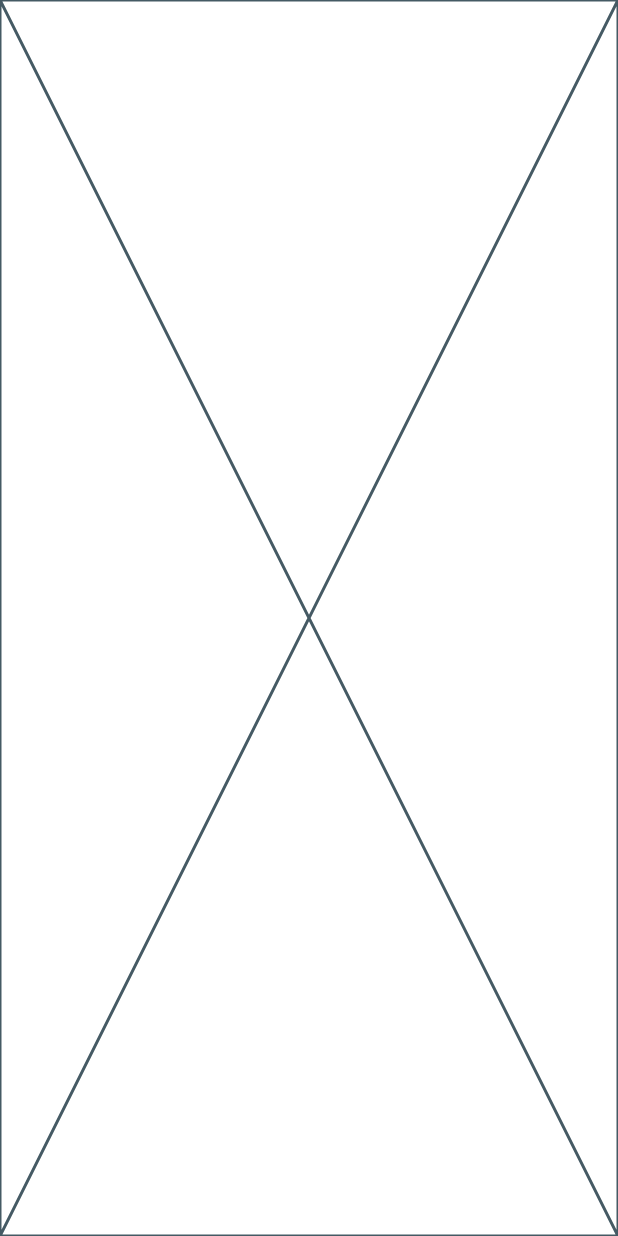
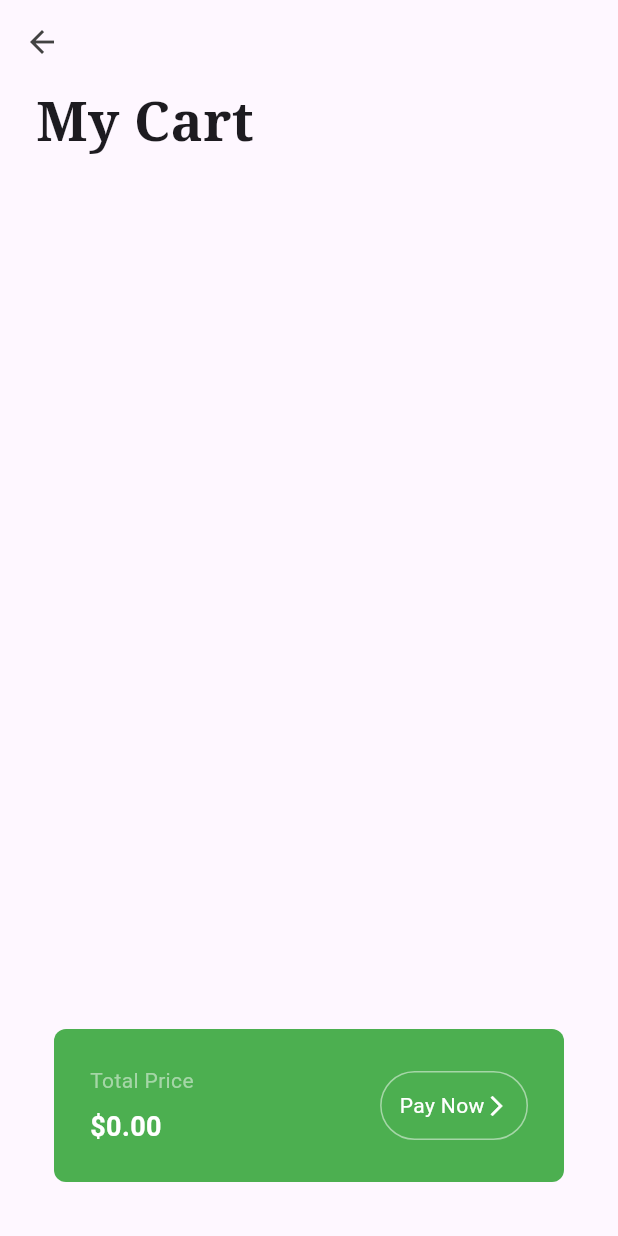
Before and after one commit to HazemAbdo/koshary-resturant, a Flutter app: the HomePage screen opened directly, after a tap on the "shopping bag" icon, on a phone screen of 412 x 824 dp. Run offline on Flutter 3.47's test engine with Material 3 defaults, Android fonts, the phone set to English and light mode, and no system bars; our stand-ins replace google_fonts.

Commit message:
feat: :sparkles: koshary item card and cart page

```diff
--- /dev/null
+++ b/lib/components/koshary_item.dart
@@ -0,0 +1,65 @@
+import 'package:flutter/material.dart';
+
+class KosharyItem extends StatelessWidget {
+  final String itemName;
+  final String itemPrice;
+  final String imagePath;
+  final Color color;
+  final void Function()? onPressed;
+
+  const KosharyItem({
+    super.key,
+    required this.itemName,
+    required this.itemPrice,
+    required this.imagePath,
+    required this.color,
+    required this.onPressed,
+  });
+
+  @override
+  Widget build(BuildContext context) {
+    return Padding(
+      padding: const EdgeInsets.all(12),
+      child: Container(
+        decoration: BoxDecoration(
+          borderRadius: BorderRadius.circular(12),
+          color: color.withOpacity(0.1),
+        ),
+        child: Column(
+          mainAxisAlignment: MainAxisAlignment.spaceEvenly,
+          crossAxisAlignment: CrossAxisAlignment.center,
+          children: [
+            // item image
+            Padding(
+              padding: const EdgeInsets.symmetric(horizontal: 40.0),
+              child: Image.asset(
+                imagePath,
+                height: 64,
+              ),
+            ),
+
+            // item name
+            Text(
+              itemName,
+              style: const TextStyle(
+                fontSize: 16,
+              ),
+            ),
+
+            MaterialButton(
+              onPressed: onPressed,
+              color: color,
+              child: Text(
+                '\$ $itemPrice',
+                style: const TextStyle(
+                  color: Colors.white,
+                  fontWeight: FontWeight.bold,
+                ),
+              ),
+            )
+          ],
+        ),
+      ),
+    );
+  }
+}
--- /dev/null
+++ b/lib/pages/cart_page.dart
@@ -0,0 +1,143 @@
+import 'package:flutter/material.dart';
+import 'package:google_fonts/google_fonts.dart';
+import 'package:provider/provider.dart';
+
+import '../model/cart_model.dart';
+
+class CartPage extends StatelessWidget {
+  const CartPage({super.key});
+
+  @override
+  Widget build(BuildContext context) {
+    return Scaffold(
+      appBar: AppBar(
+        backgroundColor: Colors.transparent,
+        elevation: 0,
+        iconTheme: IconThemeData(
+          color: Colors.grey[800],
+        ),
+      ),
+      body: Consumer<CartModel>(
+        builder: (context, value, child) {
+          return Column(
+            crossAxisAlignment: CrossAxisAlignment.start,
+            children: [
+              // Let's order fresh items for you
+              Padding(
+                padding: const EdgeInsets.symmetric(horizontal: 24.0),
+                child: Text(
+                  "My Cart",
+                  style: GoogleFonts.notoSerif(
+                    fontSize: 36,
+                    fontWeight: FontWeight.bold,
+                  ),
+                ),
+              ),
+
+              // list view of cart
+              Expanded(
+                child: Padding(
+                  padding: const EdgeInsets.all(12.0),
+                  child: ListView.builder(
+                    itemCount: value.cartItems.length,
+                    padding: const EdgeInsets.all(12),
+                    itemBuilder: (context, index) {
+                      return Padding(
+                        padding: const EdgeInsets.all(12.0),
+                        child: Container(
+                          decoration: BoxDecoration(
+                              color: Colors.grey[200],
+                              borderRadius: BorderRadius.circular(8)),
+                          child: ListTile(
+                            leading: Image.asset(
+                              value.cartItems[index][2],
+                              height: 36,
+                            ),
+                            title: Text(
+                              value.cartItems[index][0],
+                              style: const TextStyle(fontSize: 18),
+                            ),
+                            subtitle: Text(
+                              '\$ $value.cartItems[index][1]',
+                              style: const TextStyle(fontSize: 12),
+                            ),
+                            trailing: IconButton(
+                              icon: const Icon(Icons.cancel),
+                              onPressed: () =>
+                                  Provider.of<CartModel>(context, listen: false)
+                                      .removeItemFromCart(index),
+                            ),
+                          ),
+                        ),
+                      );
+                    },
+                  ),
+                ),
+              ),
+
+              // total amount + pay now
+
+              Padding(
+                padding: const EdgeInsets.all(36.0),
+                child: Container(
+                  decoration: BoxDecoration(
+                    borderRadius: BorderRadius.circular(8),
+                    color: Colors.green,
+                  ),
+                  padding: const EdgeInsets.all(24),
+                  child: Row(
+                    mainAxisAlignment: MainAxisAlignment.spaceBetween,
+                    children: [
+                      Column(
+                        crossAxisAlignment: CrossAxisAlignment.start,
+                        children: [
+                          Text(
+                            'Total Price',
+                            style: TextStyle(color: Colors.green[200]),
+                          ),
+
+                          const SizedBox(height: 8),
+                          // total price
+                          Text(
+                            '\$${value.calculateTotal()}',
+                            style: const TextStyle(
+                              fontSize: 18,
+                              fontWeight: FontWeight.bold,
+                              color: Colors.white,
+                            ),
+                          ),
+                        ],
+                      ),
+
+                      // pay now
+                      Container(
+                        decoration: BoxDecoration(
+                          border: Border.all(color: Colors.green.shade200),
+                          borderRadius: BorderRadius.circular(28),
+                        ),
+                        padding: const EdgeInsets.all(12),
+                        child: const Row(
+                          children: [
+                            Text(
+                              'Pay Now',
+                              style: TextStyle(color: Colors.white),
+                            ),
+                            Icon(
+                              Icons.arrow_forward_ios,
+                              size: 16,
+                              color: Colors.white,
+                            ),
+                          ],
+                        ),
+                      ),
+                    ],
+                  ),
+                ),
+              )
+            ],
+          );
+        },
+      ),
+    );
+  }
+}
--- a/lib/pages/home_page.dart
+++ b/lib/pages/home_page.dart
@@ -1,5 +1,7 @@
 import 'package:flutter/material.dart';
 import 'package:google_fonts/google_fonts.dart';
+import 'package:kosharyresturant/components/koshary_item.dart';
+import 'package:kosharyresturant/pages/cart_page.dart';
 import 'package:provider/provider.dart';
 import '../model/cart_model.dart';
 
@@ -50,12 +52,12 @@ class _HomePageState extends State<HomePage> {
         ],
       ),
       floatingActionButton: FloatingActionButton(
-        backgroundColor: Colors.black,
+        backgroundColor: Colors.white,
         onPressed: () => Navigator.push(
           context,
           MaterialPageRoute(
             builder: (context) {
-              return const Placeholder();
+              return const CartPage();
             },
           ),
         ),
@@ -120,7 +122,15 @@ class _HomePageState extends State<HomePage> {
                     childAspectRatio: 1 / 1.2,
                   ),
                   itemBuilder: (context, index) {
-                    return const Placeholder();
+                    return KosharyItem(
+                      itemName: value.shopItems[index][0],
+                      itemPrice: value.shopItems[index][1],
+                      imagePath: value.shopItems[index][2],
+                      color: value.shopItems[index][3],
+                      onPressed: () =>
+                          Provider.of<CartModel>(context, listen: false)
+                              .addItemToCart(index),
+                    );
                   },
                 );
               },
--- a/lib/pages/intro_page.dart
+++ b/lib/pages/intro_page.dart
@@ -60,7 +60,7 @@ class IntroPage extends StatelessWidget {
                 padding: const EdgeInsets.all(24),
                 decoration: BoxDecoration(
                   borderRadius: BorderRadius.circular(16),
-                  color: const Color.fromARGB(255, 112, 91, 222),
+                  color: Colors.red,
                 ),
                 child: const Text(
                   "Get Started",
```
